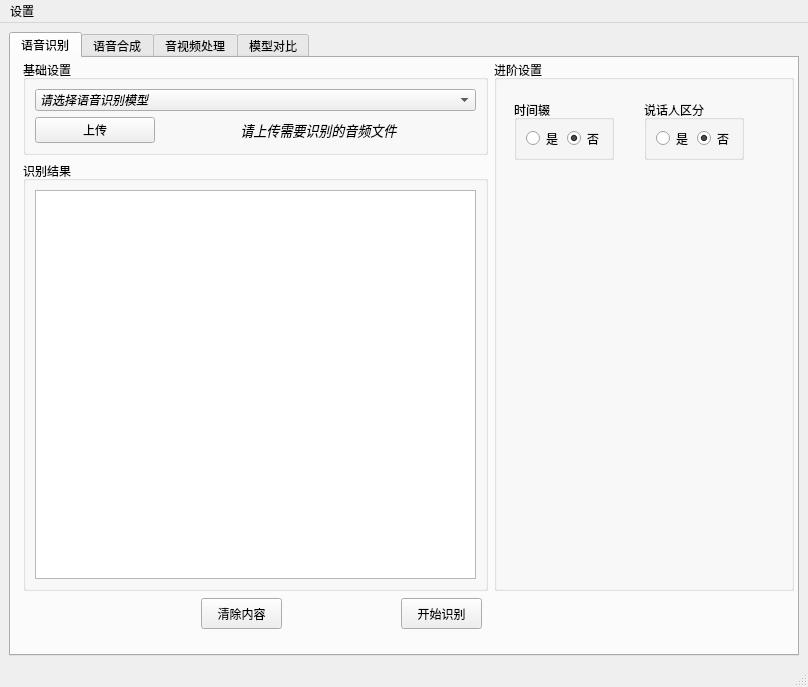
Above: FunASR-GUI/src/ui/main.ui from boomytc/FunASR-GUI before the change. Below: the same form after it.
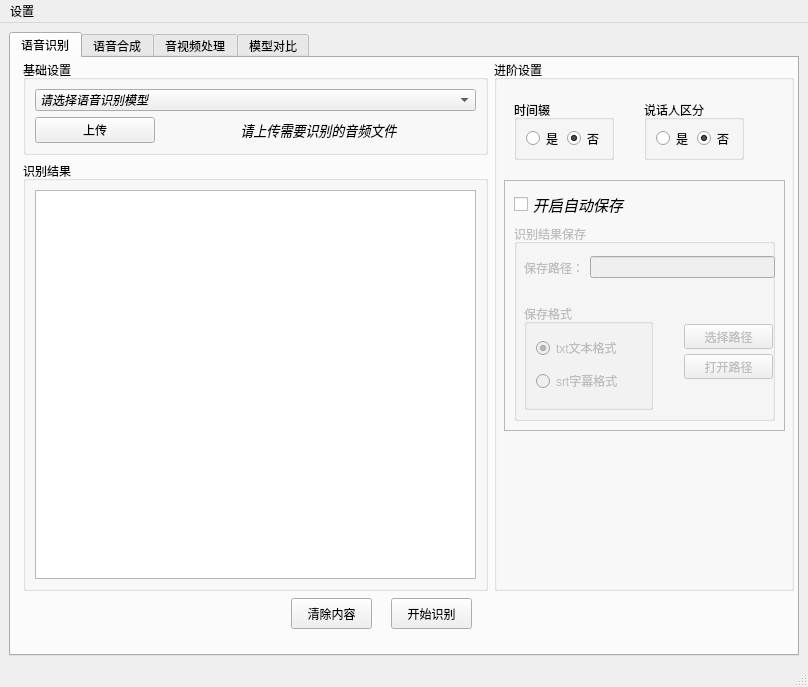
That is the form after the change.

What changed in the file:
```diff
--- a/FunASR-GUI/src/ui/main.ui
+++ b/FunASR-GUI/src/ui/main.ui
@@ -27,7 +27,7 @@
        <widget class="QPushButton" name="btn_asr_clear">
         <property name="geometry">
          <rect>
-          <x>190</x>
+          <x>280</x>
           <y>540</y>
           <width>81</width>
           <height>31</height>
@@ -40,7 +40,7 @@
        <widget class="QPushButton" name="btn_asr">
         <property name="geometry">
          <rect>
-          <x>390</x>
+          <x>380</x>
           <y>540</y>
           <width>81</width>
           <height>31</height>
@@ -236,6 +236,161 @@
              </item>
             </layout>
            </widget>
+           <widget class="QFrame" name="frame">
+            <property name="enabled">
+             <bool>true</bool>
+            </property>
+            <property name="geometry">
+             <rect>
+              <x>10</x>
+              <y>120</y>
+              <width>281</width>
+              <height>251</height>
+             </rect>
+            </property>
+            <property name="frameShape">
+             <enum>QFrame::Shape::StyledPanel</enum>
+            </property>
+            <property name="frameShadow">
+             <enum>QFrame::Shadow::Raised</enum>
+            </property>
+            <widget class="QGroupBox" name="groupBox_asrSave">
+             <property name="enabled">
+              <bool>false</bool>
+             </property>
+             <property name="geometry">
+              <rect>
+               <x>10</x>
+               <y>44</y>
+               <width>261</width>
+               <height>197</height>
+              </rect>
+             </property>
+             <property name="title">
+              <string>识别结果保存</string>
+             </property>
+             <widget class="QPushButton" name="btn_asrResultDirSelect">
+              <property name="geometry">
+               <rect>
+                <x>170</x>
+                <y>100</y>
+                <width>89</width>
+                <height>25</height>
+               </rect>
+              </property>
+              <property name="text">
+               <string>选择路径</string>
+              </property>
+             </widget>
+             <widget class="QGroupBox" name="groupBox_10">
+              <property name="geometry">
+               <rect>
+                <x>10</x>
+                <y>80</y>
+                <width>129</width>
+                <height>106</height>
+               </rect>
+              </property>
+              <property name="title">
+               <string>保存格式</string>
+              </property>
+              <layout class="QVBoxLayout" name="verticalLayout_2">
+               <item>
+                <widget class="QRadioButton" name="radioBtn_asrSaveTxtMode">
+                 <property name="text">
+                  <string>txt文本格式</string>
+                 </property>
+                 <property name="checked">
+                  <bool>true</bool>
+                 </property>
+                </widget>
+               </item>
+               <item>
+                <widget class="QRadioButton" name="radioBtn_asrSaveSrtMode">
+                 <property name="text">
+                  <string>srt字幕格式</string>
+                 </property>
+                </widget>
+               </item>
+              </layout>
+             </widget>
+             <widget class="QPushButton" name="btn_asrResultDirOpen">
+              <property name="geometry">
+               <rect>
+                <x>170</x>
+                <y>130</y>
+                <width>89</width>
+                <height>25</height>
+               </rect>
+              </property>
+              <property name="text">
+               <string>打开路径</string>
+              </property>
+             </widget>
+             <widget class="QLabel" name="lab_asrSaveMessage">
+              <property name="geometry">
+               <rect>
+                <x>10</x>
+                <y>60</y>
+                <width>241</width>
+                <height>17</height>
+               </rect>
+              </property>
+              <property name="font">
+               <font>
+                <italic>true</italic>
+               </font>
+              </property>
+              <property name="text">
+               <string/>
+              </property>
+             </widget>
+             <widget class="QWidget" name="">
+              <property name="geometry">
+               <rect>
+                <x>10</x>
+                <y>30</y>
+                <width>251</width>
+                <height>27</height>
+               </rect>
+              </property>
+              <layout class="QHBoxLayout" name="horizontalLayout_3">
+               <item>
+                <widget class="QLabel" name="label_2">
+                 <property name="text">
+                  <string>保存路径：</string>
+                 </property>
+                </widget>
+               </item>
+               <item>
+                <widget class="QLineEdit" name="lineEdit_asrSavaDir"/>
+               </item>
+              </layout>
+             </widget>
+            </widget>
+            <widget class="QCheckBox" name="chkbox_asrResultSave">
+             <property name="enabled">
+              <bool>true</bool>
+             </property>
+             <property name="geometry">
+              <rect>
+               <x>10</x>
+               <y>10</y>
+               <width>121</width>
+               <height>28</height>
+              </rect>
+             </property>
+             <property name="font">
+              <font>
+               <pointsize>11</pointsize>
+               <italic>true</italic>
+              </font>
+             </property>
+             <property name="text">
+              <string>开启自动保存</string>
+             </property>
+            </widget>
+           </widget>
           </widget>
          </item>
         </layout>
```
